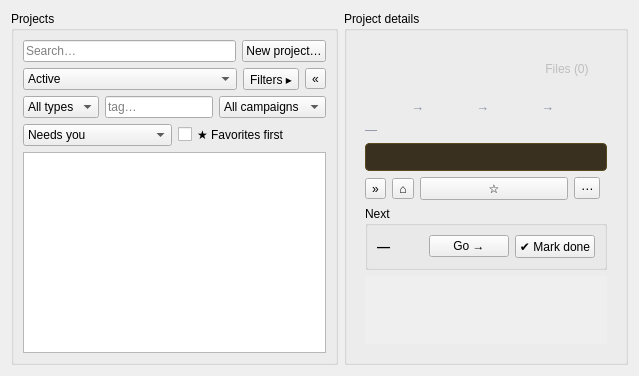
Before: the Qt Designer form nightscribe/gui/ui/projects_tab.ui in irydeo/nightscribe, drawn with Qt 5.
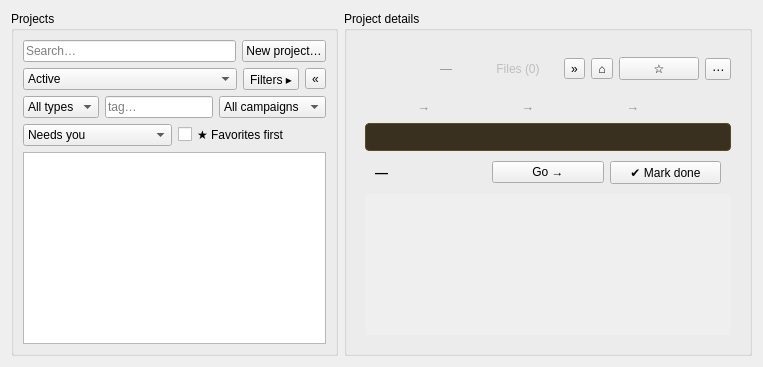
After: the same form once the commit is applied. The open tabs and pages were chosen to show the change.

Commit message: feat(ui): Interfaz 1.4-1.8 — the Welcome redesign, the site on a map, the merged project hub, the project chrome and the night drawn

Patch:
```diff
--- a/nightscribe/gui/ui/projects_tab.ui
+++ b/nightscribe/gui/ui/projects_tab.ui
@@ -162,6 +162,12 @@
                 <item>
                  <widget class="QLabel" name="lbl_mast_kind"/>
                 </item>
+                <item>
+                 <widget class="QLabel" name="lbl_context">
+                  <property name="text"><string>—</string></property>
+                  <property name="styleSheet"><string notr="true">color: #8a90a6;</string></property>
+                 </widget>
+                </item>
                 <item>
                  <spacer><property name="orientation"><enum>Qt::Horizontal</enum></property></spacer>
                 </item>
@@ -187,7 +193,38 @@
                   <property name="toolTip"><string>Open the project files (FITS plates open in the editor)</string></property>
                  </widget>
                 </item>
-               </layout>
+
+             <item>
+              <widget class="QToolButton" name="btn_show_list">
+               <property name="text"><string>»</string></property>
+               <property name="visible"><bool>false</bool></property>
+               <property name="maximumWidth"><number>36</number></property>
+               <property name="toolTip"><string>Bring back the project list</string></property>
+              </widget>
+             </item>
+             <item>
+              <widget class="QToolButton" name="btn_home">
+               <property name="text"><string>⌂</string></property>
+               <property name="toolTip"><string>Back to the dashboard</string></property>
+               <property name="maximumWidth"><number>36</number></property>
+              </widget>
+             </item>
+             <item>
+              <widget class="QPushButton" name="btn_favorite">
+               <property name="text"><string>☆</string></property>
+               <property name="maximumWidth"><number>36</number></property>
+               <property name="toolTip"><string>Mark as favorite</string></property>
+              </widget>
+             </item>
+             <item>
+              <widget class="QToolButton" name="btn_manage">
+               <property name="text"><string>⋯</string></property>
+               <property name="toolTip"><string>Manage this project (tags, folder, close, archive, delete)</string></property>
+               <property name="popupMode"><enum>QToolButton::InstantPopup</enum></property>
+               <property name="maximumWidth"><number>36</number></property>
+              </widget>
+             </item>
+                           </layout>
               </item>
               <item>
                <!-- ADR-041: the tab bar — the object card, the three
@@ -245,13 +282,6 @@
              </layout>
             </widget>
            </item>
-           <item>
-            <widget class="QLabel" name="lbl_context">
-             <property name="wordWrap"><bool>true</bool></property>
-             <property name="text"><string>—</string></property>
-             <property name="styleSheet"><string notr="true">color: #8a90a6;</string></property>
-            </widget>
-           </item>
            <item>
             <widget class="QLabel" name="lbl_advisor">
              <property name="wordWrap"><bool>true</bool></property>
@@ -260,46 +290,12 @@
             </widget>
            </item>
            <item>
-            <layout class="QHBoxLayout" name="metaLayout">
-             <item>
-              <widget class="QToolButton" name="btn_show_list">
-               <property name="text"><string>»</string></property>
-               <property name="visible"><bool>false</bool></property>
-               <property name="maximumWidth"><number>36</number></property>
-               <property name="toolTip"><string>Bring back the project list</string></property>
-              </widget>
-             </item>
-             <item>
-              <widget class="QToolButton" name="btn_home">
-               <property name="text"><string>⌂</string></property>
-               <property name="toolTip"><string>Back to the dashboard</string></property>
-               <property name="maximumWidth"><number>36</number></property>
-              </widget>
-             </item>
-             <item>
-              <widget class="QPushButton" name="btn_favorite">
-               <property name="text"><string>☆</string></property>
-               <property name="maximumWidth"><number>36</number></property>
-               <property name="toolTip"><string>Mark as favorite</string></property>
-              </widget>
-             </item>
-             <item>
-              <widget class="QToolButton" name="btn_manage">
-               <property name="text"><string>⋯</string></property>
-               <property name="toolTip"><string>Manage this project (tags, folder, close, archive, delete)</string></property>
-               <property name="popupMode"><enum>QToolButton::InstantPopup</enum></property>
-               <property name="maximumWidth"><number>36</number></property>
-              </widget>
-             </item>
-             <item>
-              <spacer><property name="orientation"><enum>Qt::Horizontal</enum></property></spacer>
-             </item>
-            </layout>
-           </item>
-           <item>
-            <widget class="QGroupBox" name="grp_next">
-             <property name="title"><string>Next</string></property>
+            <widget class="QFrame" name="nextBand" native="true">
              <layout class="QHBoxLayout" name="nextLayout">
+              <property name="leftMargin"><number>10</number></property>
+              <property name="topMargin"><number>4</number></property>
+              <property name="rightMargin"><number>10</number></property>
+              <property name="bottomMargin"><number>4</number></property>
               <item>
                <widget class="QLabel" name="lbl_next">
                 <property name="text"><string>—</string></property>
@@ -307,20 +303,20 @@
                 <property name="styleSheet"><string notr="true">font-size: 13px; font-weight: bold;</string></property>
                </widget>
               </item>
-             <item>
-              <widget class="QPushButton" name="btn_next_go">
-               <property name="text"><string>Go →</string></property>
-              </widget>
-             </item>
-             <item>
-              <widget class="QPushButton" name="btn_next_done">
-               <property name="text"><string>✔ Mark done</string></property>
-               <property name="toolTip"><string>Mark the current step as done</string></property>
-              </widget>
-             </item>
-            </layout>
-           </widget>
-          </item>
+              <item>
+               <widget class="QPushButton" name="btn_next_go">
+                <property name="text"><string>Go →</string></property>
+               </widget>
+              </item>
+              <item>
+               <widget class="QPushButton" name="btn_next_done">
+                <property name="text"><string>✔ Mark done</string></property>
+                <property name="toolTip"><string>Mark the current step as done</string></property>
+               </widget>
+              </item>
+             </layout>
+            </widget>
+           </item>
            <item>
             <widget class="QScrollArea" name="scroll_page">
              <property name="widgetResizable"><bool>true</bool></property>
```
Left out of the diff: 34 changed lines with no effect on the pictures. The commit also changes 57 other files.
